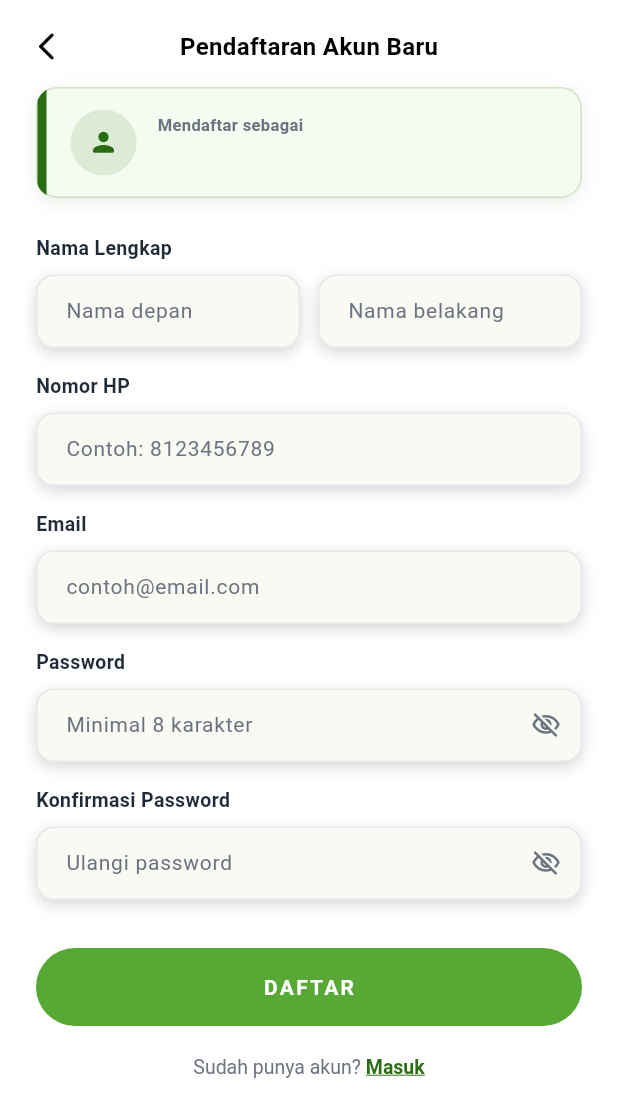
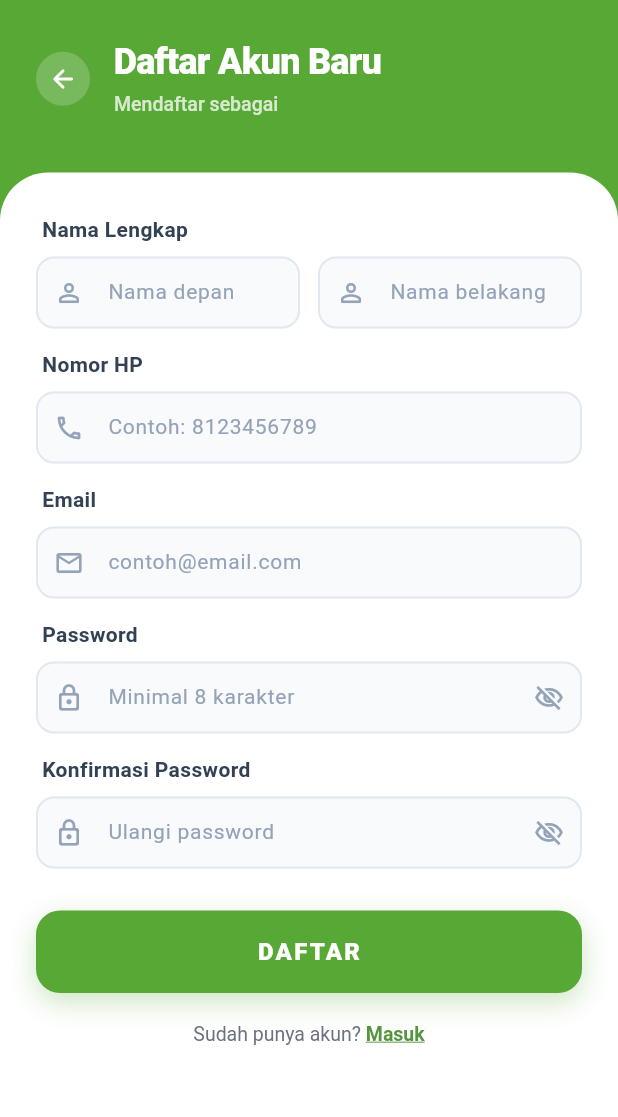
Before and after one commit to MISBAHULLL/Traceability_Durian, a Flutter app: the RegisterFormScreen screen opened directly with empty values, on a phone screen of 412 x 824 dp. Shown: the top 1117 px of the screen. Run offline on Flutter 3.47's test engine with Material 3 defaults, Android fonts, the phone set to English and light mode, and no system bars; our stand-ins replace connectivity_plus, device_preview, image_picker, qr_flutter, shared_preferences; missing offline and left inert: mobile_scanner; accounts and stored records are empty.

Commit message:
styling register screen

```diff
--- a/lib/features/auth/screens/register_form_screen.dart
+++ b/lib/features/auth/screens/register_form_screen.dart
@@ -18,24 +18,6 @@ const Map<String, String> _roleLabels = {
   'konsumen': 'Konsumen Durian',
 };
 
-/// Warna aksen badge per role.
-const Map<String, Color> _roleColors = {
-  'petani': Color(0xFF296C11),
-  'pengepul': Color(0xFF58A835),
-  'distributor': Color(0xFF1D6FA4),
-  'umkm': Color(0xFFB45309),
-  'konsumen': Color(0xFF6B21A8),
-};
-
-/// Ikon badge per role.
-const Map<String, IconData> _roleIcons = {
-  'petani': Icons.agriculture_rounded,
-  'pengepul': Icons.inventory_2_rounded,
-  'distributor': Icons.local_shipping_rounded,
-  'umkm': Icons.storefront_rounded,
-  'konsumen': Icons.people_rounded,
-};
-
 const Set<String> _disposableEmailDomains = {
   '10minutemail.com',
   'guerrillamail.com',
@@ -49,8 +31,7 @@ const Set<String> _disposableEmailDomains = {
 /// Halaman form pendaftaran akun baru.
 ///
 /// Layout:
-/// - TopAppBar: tombol back + judul "Pendaftaran Akun Baru"
-/// - Badge role (read-only, dari screen sebelumnya)
+/// - Header: tombol back + judul "Pendaftaran Akun Baru" + role terpilih
 /// - Form: Nama Depan, Nama Belakang, No. HP, Email, Password, Konfirmasi Password
 /// - Tombol DAFTAR
 /// - Link "Sudah punya akun? Masuk"
@@ -448,8 +429,6 @@ class _RegisterFormScreenState extends State<RegisterFormScreen>
   @override
   Widget build(BuildContext context) {
     final roleLabel = _roleLabels[widget.role] ?? widget.role;
-    final roleColor = _roleColors[widget.role] ?? AppColors.primary;
-    final roleIcon = _roleIcons[widget.role] ?? Icons.person_rounded;
     final password = _passwordCtrl.text;
     final showPasswordRequirements =
         _showPasswordRequirements ||
@@ -458,7 +437,7 @@ class _RegisterFormScreenState extends State<RegisterFormScreen>
     final showPhoneHelper = _phoneFocus.hasFocus || _phoneError != null;
 
     return Scaffold(
-      backgroundColor: AppColors.white,
+      backgroundColor: AppColors.primaryContainer,
       body: SafeArea(
         bottom: false,
         child: FadeTransition(
@@ -466,25 +445,86 @@ class _RegisterFormScreenState extends State<RegisterFormScreen>
           child: SlideTransition(
             position: _slideAnim,
             child: Column(
+              crossAxisAlignment: CrossAxisAlignment.stretch,
               children: [
-                // ── TopAppBar ────────────────────────────────────────────
-                _TopAppBar(onBack: () => Navigator.maybePop(context)),
-
+                // ── Header Custom ────────────────────────────────────────────
+                Padding(
+                  padding: const EdgeInsets.fromLTRB(24, 28, 24, 38),
+                  child: Row(
+                    children: [
+                      GestureDetector(
+                        onTap: () => Navigator.maybePop(context),
+                        child: Container(
+                          padding: const EdgeInsets.all(8),
+                          decoration: BoxDecoration(
+                            color: Colors.white.withValues(alpha: 0.2),
+                            shape: BoxShape.circle,
+                          ),
+                          child: const Icon(
+                            Icons.arrow_back_rounded,
+                            color: Colors.white,
+                            size: 20,
+                          ),
+                        ),
+                      ),
+                      const SizedBox(width: 16),
+                      Expanded(
+                        child: Column(
+                          crossAxisAlignment: CrossAxisAlignment.start,
+                          mainAxisSize: MainAxisSize.min,
+                          children: [
+                            const Text(
+                              'Daftar Akun Baru',
+                              style: TextStyle(
+                                fontSize: 24,
+                                fontWeight: FontWeight.w800,
+                                color: Colors.white,
+                                letterSpacing: -0.5,
+                                height: 1.05,
+                              ),
+                            ),
+                            const SizedBox(height: 8),
+                            RichText(
+                              text: TextSpan(
+                                style: TextStyle(
+                                  fontSize: 13,
+                                  color: Colors.white.withValues(alpha: 0.76),
+                                  fontWeight: FontWeight.w500,
+                                  height: 1.25,
+                                ),
+                                children: [
+                                  const TextSpan(text: 'Mendaftar sebagai '),
+                                  TextSpan(
+                                    text: roleLabel,
+                                    style: const TextStyle(
+                                      color: Colors.white,
+                                      fontWeight: FontWeight.w800,
+                                    ),
+                                  ),
+                                ],
+                              ),
+                            ),
+                          ],
+                        ),
+                      ),
+                    ],
+                  ),
+                ),
                 // ── Form scrollable ──────────────────────────────────────
                 Expanded(
+                  child: Container(
+                    decoration: const BoxDecoration(
+                      color: AppColors.white,
+                      borderRadius: BorderRadius.only(
+                        topLeft: Radius.circular(32),
+                        topRight: Radius.circular(32),
+                      ),
+                    ),
                     child: SingleChildScrollView(
-                    padding: const EdgeInsets.fromLTRB(24, 8, 24, 40),
+                      padding: const EdgeInsets.fromLTRB(24, 28, 24, 40),
                       child: Column(
                         crossAxisAlignment: CrossAxisAlignment.start,
                         children: [
-                        // Badge role — read only
-                        _RoleBadge(
-                          label: roleLabel,
-                          color: roleColor,
-                          icon: roleIcon,
-                        ),
-                        const SizedBox(height: 24),
-
                           // ── Nama ──────────────────────────────────────────
                           _SectionLabel(label: 'Nama Lengkap'),
                           const SizedBox(height: 8),
@@ -498,6 +538,7 @@ class _RegisterFormScreenState extends State<RegisterFormScreen>
                                       controller: _firstNameCtrl,
                                       focusNode: _firstNameFocus,
                                       hintText: 'Nama depan',
+                                      prefixIcon: Icons.person_outline_rounded,
                                       textInputAction: TextInputAction.next,
                                       keyboardType: TextInputType.name,
                                       textCapitalization:
@@ -531,6 +572,7 @@ class _RegisterFormScreenState extends State<RegisterFormScreen>
                                       controller: _lastNameCtrl,
                                       focusNode: _lastNameFocus,
                                       hintText: 'Nama belakang',
+                                      prefixIcon: Icons.person_outline_rounded,
                                       textInputAction: TextInputAction.next,
                                       keyboardType: TextInputType.name,
                                       textCapitalization:
@@ -557,7 +599,7 @@ class _RegisterFormScreenState extends State<RegisterFormScreen>
                               ),
                             ],
                           ),
-                        const SizedBox(height: 16),
+                          const SizedBox(height: 14),
 
                           // ── No. HP ────────────────────────────────────────
                           _SectionLabel(label: 'Nomor HP'),
@@ -566,8 +608,10 @@ class _RegisterFormScreenState extends State<RegisterFormScreen>
                             controller: _phoneCtrl,
                             focusNode: _phoneFocus,
                             hintText: 'Contoh: 8123456789',
+                            prefixIcon: Icons.phone_outlined,
                             prefixText:
-                              _phoneFocus.hasFocus || _phoneCtrl.text.isNotEmpty
+                                _phoneFocus.hasFocus ||
+                                    _phoneCtrl.text.isNotEmpty
                                 ? '+62  '
                                 : null,
                             textInputAction: TextInputAction.next,
@@ -575,8 +619,9 @@ class _RegisterFormScreenState extends State<RegisterFormScreen>
                             inputFormatters: [
                               _IndonesianPhoneTextInputFormatter(),
                             ],
-                          onSubmitted: (_) =>
-                              FocusScope.of(context).requestFocus(_emailFocus),
+                            onSubmitted: (_) => FocusScope.of(
+                              context,
+                            ).requestFocus(_emailFocus),
                           ),
                           if (showPhoneHelper)
                             const _InlineFieldMessage(
@@ -587,7 +632,7 @@ class _RegisterFormScreenState extends State<RegisterFormScreen>
                             message: _phoneError,
                             isError: true,
                           ),
-                        const SizedBox(height: 16),
+                          const SizedBox(height: 14),
 
                           // ── Email ─────────────────────────────────────────
                           _SectionLabel(label: 'Email'),
@@ -596,6 +641,7 @@ class _RegisterFormScreenState extends State<RegisterFormScreen>
                             controller: _emailCtrl,
                             focusNode: _emailFocus,
                             hintText: 'contoh@email.com',
+                            prefixIcon: Icons.email_outlined,
                             textInputAction: TextInputAction.next,
                             keyboardType: TextInputType.emailAddress,
                             onSubmitted: (_) => FocusScope.of(
@@ -606,7 +652,7 @@ class _RegisterFormScreenState extends State<RegisterFormScreen>
                             message: _emailError,
                             isError: true,
                           ),
-                        const SizedBox(height: 16),
+                          const SizedBox(height: 14),
 
                           // ── Password ──────────────────────────────────────
                           _SectionLabel(label: 'Password'),
@@ -615,6 +661,7 @@ class _RegisterFormScreenState extends State<RegisterFormScreen>
                             controller: _passwordCtrl,
                             focusNode: _passwordFocus,
                             hintText: 'Minimal 8 karakter',
+                            prefixIcon: Icons.lock_outline_rounded,
                             obscureText: true,
                             textInputAction: TextInputAction.next,
                             onSubmitted: (_) => FocusScope.of(
@@ -629,7 +676,7 @@ class _RegisterFormScreenState extends State<RegisterFormScreen>
                               hasNumber: _hasPasswordNumber(password),
                               hasSymbol: _hasPasswordSymbol(password),
                             ),
-                        const SizedBox(height: 16),
+                          const SizedBox(height: 14),
 
                           // ── Konfirmasi Password ───────────────────────────
                           _SectionLabel(label: 'Konfirmasi Password'),
@@ -638,6 +685,7 @@ class _RegisterFormScreenState extends State<RegisterFormScreen>
                             controller: _confirmPasswordCtrl,
                             focusNode: _confirmPasswordFocus,
                             hintText: 'Ulangi password',
+                            prefixIcon: Icons.lock_outline_rounded,
                             obscureText: true,
                             textInputAction: TextInputAction.done,
                             onSubmitted: (_) => _handleRegister(),
@@ -646,7 +694,7 @@ class _RegisterFormScreenState extends State<RegisterFormScreen>
                             message: _confirmPasswordError,
                             isError: true,
                           ),
-                        const SizedBox(height: 32),
+                          const SizedBox(height: 28),
 
                           // ── Tombol DAFTAR ─────────────────────────────────
                           _RegisterButton(
@@ -676,7 +724,7 @@ class _RegisterFormScreenState extends State<RegisterFormScreen>
                                     TextSpan(
                                       text: 'Masuk',
                                       style: TextStyle(
-                                      color: AppColors.primary,
+                                        color: Color.fromARGB(255, 86, 149, 63),
                                         fontWeight: FontWeight.w700,
                                         decoration: TextDecoration.underline,
                                       ),
@@ -688,6 +736,7 @@ class _RegisterFormScreenState extends State<RegisterFormScreen>
                           ),
                           const SizedBox(height: 16),
                           ],
+                        ),
                       ),
                     ),
                   ),
@@ -705,8 +754,8 @@ class _RegisterFormScreenState extends State<RegisterFormScreen>
 // ─────────────────────────────────────────────────────────────────────────────
 
 /// TopAppBar dengan tombol back dan judul terpusat.
-class _TopAppBar extends StatelessWidget {
-  const _TopAppBar({required this.onBack});
+class RegisterTopAppBar extends StatelessWidget {
+  const RegisterTopAppBar({super.key, required this.onBack});
   final VoidCallback onBack;
 
   @override
@@ -734,103 +783,13 @@ class _TopAppBar extends StatelessWidget {
           const Text(
             'Pendaftaran Akun Baru',
             style: TextStyle(
-              fontSize: 16,
-              fontWeight: FontWeight.w700,
+              fontSize: 18,
+              fontWeight: FontWeight.w800,
               color: AppColors.black,
+              letterSpacing: -0.5,
             ),
           ),
         ],
-      ),
-    );
-  }
-}
-
-/// Badge role yang dipilih — read only, ditampilkan di atas form.
-class _RoleBadge extends StatelessWidget {
-  const _RoleBadge({
-    required this.label,
-    required this.color,
-    required this.icon,
-  });
-
-  final String label;
-  final Color color;
-  final IconData icon;
-
-  @override
-  Widget build(BuildContext context) {
-    return Container(
-      width: double.infinity,
-      decoration: BoxDecoration(
-        color: const Color(0xFFF4FBF1),
-        borderRadius: BorderRadius.circular(14),
-        border: Border.all(color: color.withValues(alpha: 0.18), width: 1),
-        boxShadow: [
-          BoxShadow(
-            color: color.withValues(alpha: 0.10),
-            blurRadius: 10,
-            offset: const Offset(0, 3),
-          ),
-        ],
-      ),
-      clipBehavior: Clip.antiAlias,
-      child: IntrinsicHeight(
-        child: Row(
-          children: [
-            Container(width: 6, color: color),
-            Expanded(
-              child: Padding(
-                padding: const EdgeInsets.symmetric(
-                  horizontal: 16,
-                  vertical: 14,
-                ),
-                child: Row(
-                  children: [
-                    Container(
-                      width: 44,
-                      height: 44,
-                      decoration: BoxDecoration(
-                        color: color.withValues(alpha: 0.12),
-                        shape: BoxShape.circle,
-                      ),
-                      child: Icon(icon, size: 21, color: color),
-                    ),
-                    const SizedBox(width: 14),
-                    Expanded(
-                      child: Column(
-                        mainAxisSize: MainAxisSize.min,
-                        crossAxisAlignment: CrossAxisAlignment.start,
-                        children: [
-                          const Text(
-                            'Mendaftar sebagai',
-                            style: TextStyle(
-                              fontSize: 11,
-                              color: AppColors.placeholder,
-                              fontWeight: FontWeight.w600,
-                              height: 1.2,
-                            ),
-                          ),
-                          const SizedBox(height: 4),
-                          Text(
-                            label,
-                            maxLines: 1,
-                            overflow: TextOverflow.ellipsis,
-                            style: TextStyle(
-                              fontSize: 16,
-                              fontWeight: FontWeight.w700,
-                              color: color,
-                              height: 1.2,
-                            ),
-                          ),
-                        ],
-                      ),
-                    ),
-                  ],
-                ),
-              ),
-            ),
-          ],
-        ),
       ),
     );
   }
@@ -843,12 +802,15 @@ class _SectionLabel extends StatelessWidget {
 
   @override
   Widget build(BuildContext context) {
-    return Text(
+    return Padding(
+      padding: const EdgeInsets.only(left: 4),
+      child: Text(
         label,
         style: const TextStyle(
-        fontSize: 13,
-        fontWeight: FontWeight.w600,
-        color: AppColors.subtitle,
+          fontSize: 14,
+          fontWeight: FontWeight.w700,
+          color: Color(0xFF334155),
+        ),
       ),
     );
   }
@@ -865,6 +827,7 @@ class _FormField extends StatefulWidget {
     this.textInputAction,
     this.textCapitalization = TextCapitalization.none,
     this.prefixText,
+    this.prefixIcon,
     this.inputFormatters,
     this.onChanged,
     this.onSubmitted,
@@ -878,6 +841,7 @@ class _FormField extends StatefulWidget {
   final TextInputAction? textInputAction;
   final TextCapitalization textCapitalization;
   final String? prefixText;
+  final IconData? prefixIcon;
   final List<TextInputFormatter>? inputFormatters;
   final ValueChanged<String>? onChanged;
   final ValueChanged<String>? onSubmitted;
@@ -901,25 +865,14 @@ class _FormFieldState extends State<_FormField> {
 
     final border = OutlineInputBorder(
       borderRadius: radius,
-      borderSide: const BorderSide(color: Color(0xFFE5E7EB), width: 1),
+      borderSide: const BorderSide(color: Color(0xFFE2E8F0), width: 1.3),
     );
     final focusedBorder = OutlineInputBorder(
       borderRadius: radius,
-      borderSide: BorderSide(color: AppColors.primaryContainer, width: 2),
+      borderSide: const BorderSide(color: AppColors.primaryContainer, width: 2),
     );
 
-    return Container(
-      decoration: BoxDecoration(
-        borderRadius: radius,
-        boxShadow: [
-          BoxShadow(
-            color: Colors.black.withValues(alpha: 0.16),
-            blurRadius: 8,
-            offset: const Offset(0, 3),
-          ),
-        ],
-      ),
-      child: TextField(
+    return TextField(
       controller: widget.controller,
       focusNode: widget.focusNode,
       obscureText: _obscure,
@@ -929,37 +882,64 @@ class _FormFieldState extends State<_FormField> {
       inputFormatters: widget.inputFormatters,
       onChanged: widget.onChanged,
       onSubmitted: widget.onSubmitted,
-        style: const TextStyle(fontSize: 14, color: AppColors.black),
+      style: const TextStyle(
+        fontSize: 14,
+        color: AppColors.black,
+        fontWeight: FontWeight.w500,
+      ),
       decoration: InputDecoration(
         hintText: widget.hintText,
-          hintStyle: const TextStyle(fontSize: 14, color: AppColors.placeholder),
+        hintStyle: const TextStyle(
+          fontSize: 14,
+          color: Color(0xFF94A3B8),
+          fontWeight: FontWeight.w400,
+        ),
         prefixText: widget.prefixText,
+        prefixIcon: widget.prefixIcon != null
+            ? Icon(widget.prefixIcon, color: const Color(0xFF94A3B8), size: 20)
+            : null,
+        prefixIconConstraints: const BoxConstraints(
+          minWidth: 44,
+          minHeight: 40,
+        ),
         prefixStyle: const TextStyle(
           fontSize: 14,
-            color: AppColors.subtitle,
-            fontWeight: FontWeight.w500,
+          color: AppColors.black,
+          fontWeight: FontWeight.w600,
         ),
         filled: true,
-          fillColor: AppColors.surface,
+        fillColor: const Color(0xFFF8FAFC),
         contentPadding: const EdgeInsets.symmetric(
           horizontal: 16,
-            vertical: 14,
+          vertical: 13,
         ),
         border: border,
         enabledBorder: border,
         focusedBorder: focusedBorder,
         suffixIcon: widget.obscureText
-              ? IconButton(
+            ? SizedBox(
+                width: 44,
+                height: 40,
+                child: IconButton(
+                  padding: EdgeInsets.zero,
+                  constraints: const BoxConstraints(
+                    minWidth: 44,
+                    minHeight: 40,
+                  ),
                   onPressed: () => setState(() => _obscure = !_obscure),
                   icon: Icon(
                     _obscure
                         ? Icons.visibility_off_outlined
                         : Icons.visibility_outlined,
-                    color: AppColors.placeholder,
+                    color: const Color(0xFF94A3B8),
                     size: 20,
+                  ),
                 ),
               )
             : null,
+        suffixIconConstraints: const BoxConstraints(
+          minWidth: 44,
+          minHeight: 40,
         ),
       ),
     );
@@ -1084,11 +1064,7 @@ class _PasswordRequirementItem extends StatelessWidget {
       padding: const EdgeInsets.only(top: 4),
       child: Row(
         children: [
-          Icon(
-            Icons.check_circle_outline_rounded,
-            size: 14,
-            color: color,
-          ),
+          Icon(Icons.check_circle_outline_rounded, size: 14, color: color),
           const SizedBox(width: 6),
           Expanded(
             child: Text(
@@ -1116,8 +1092,18 @@ class _RegisterButton extends StatelessWidget {
 
   @override
   Widget build(BuildContext context) {
-    return SizedBox(
+    return Container(
       width: double.infinity,
+      decoration: BoxDecoration(
+        borderRadius: BorderRadius.circular(16),
+        boxShadow: [
+          BoxShadow(
+            color: AppColors.primaryContainer.withValues(alpha: 0.3),
+            blurRadius: 16,
+            offset: const Offset(0, 6),
+          ),
+        ],
+      ),
       child: ElevatedButton(
         onPressed: isLoading ? null : onPressed,
         style: ElevatedButton.styleFrom(
@@ -1127,23 +1113,25 @@ class _RegisterButton extends StatelessWidget {
             alpha: 0.6,
           ),
           elevation: 0,
-          shape: const StadiumBorder(),
+          shape: RoundedRectangleBorder(
+            borderRadius: BorderRadius.circular(16),
+          ),
           padding: const EdgeInsets.symmetric(vertical: 16),
         ),
         child: isLoading
             ? const SizedBox(
-                width: 20,
-                height: 20,
+                width: 22,
+                height: 22,
                 child: CircularProgressIndicator(
-                  strokeWidth: 2.5,
+                  strokeWidth: 3,
                   valueColor: AlwaysStoppedAnimation<Color>(AppColors.white),
                 ),
               )
             : const Text(
                 'DAFTAR',
                 style: TextStyle(
-                  fontSize: 14,
-                  fontWeight: FontWeight.w700,
+                  fontSize: 16,
+                  fontWeight: FontWeight.w800,
                   letterSpacing: 1.5,
                   color: AppColors.white,
                 ),
```
Lines whose indentation alone changed are shown as unchanged.
